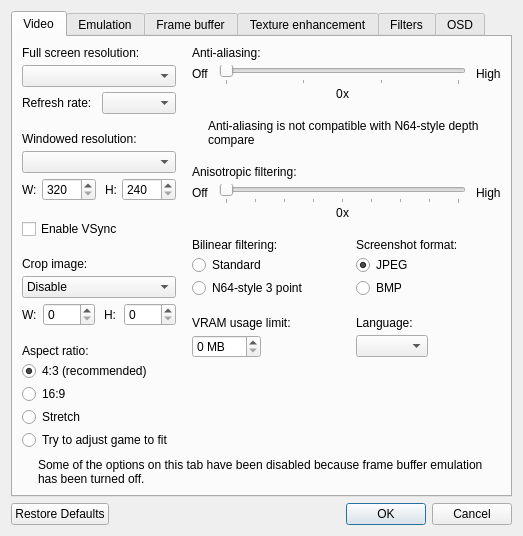
Above: src/GLideNUI/configDialog.ui from gonetz/GLideN64 before the change. Below: the same form after it.
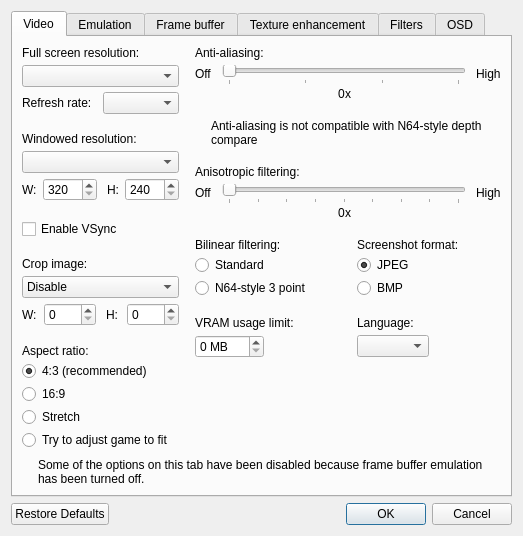
That is the form after the change. Icons and pictures are not drawn.

Commit message: UI: Custom crop and windowed resolution shows/hides rather than enables/disables

```diff
--- a/src/GLideNUI/configDialog.ui
+++ b/src/GLideNUI/configDialog.ui
@@ -136,7 +136,20 @@
                <widget class="QComboBox" name="windowedResolutionComboBox"/>
               </item>
               <item>
+               <widget class="QFrame" name="windowedResolutionCustomFrame">
                <layout class="QHBoxLayout" name="horizontalLayout_12">
+                 <property name="leftMargin">
+                  <number>0</number>
+                 </property>
+                 <property name="topMargin">
+                  <number>0</number>
+                 </property>
+                 <property name="rightMargin">
+                  <number>0</number>
+                 </property>
+                 <property name="bottomMargin">
+                  <number>0</number>
+                 </property>
                 <item>
                  <widget class="QLabel" name="windowWidthLabel">
                   <property name="text">
@@ -206,6 +219,7 @@
                  </widget>
                 </item>
                </layout>
+               </widget>
               </item>
              </layout>
             </widget>
@@ -274,7 +288,20 @@
                </widget>
               </item>
               <item>
+               <widget class="QFrame" name="cropImageCustomFrame">
                <layout class="QHBoxLayout" name="horizontalLayout_23">
+                 <property name="leftMargin">
+                  <number>0</number>
+                 </property>
+                 <property name="topMargin">
+                  <number>0</number>
+                 </property>
+                 <property name="rightMargin">
+                  <number>0</number>
+                 </property>
+                 <property name="bottomMargin">
+                  <number>0</number>
+                 </property>
                 <item>
                  <widget class="QLabel" name="cropImageWidthLabel">
                   <property name="locale">
@@ -344,6 +371,7 @@
                  </widget>
                 </item>
                </layout>
+               </widget>
               </item>
              </layout>
             </widget>
```
Left out of the diff: 160 changed lines with no effect on the pictures. Lines whose indentation alone changed are shown as unchanged. The commit also changes 1 other file.
